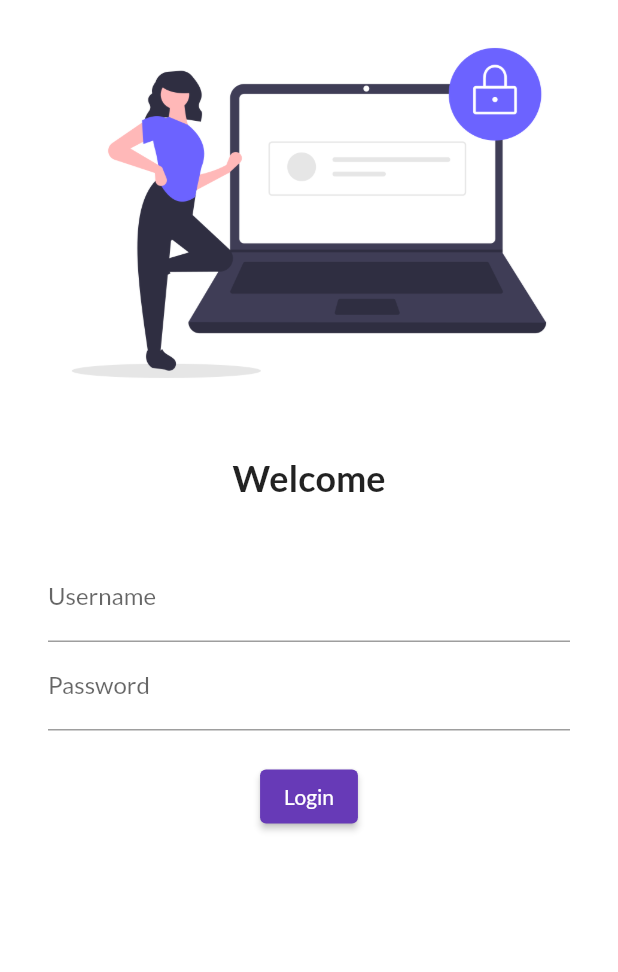
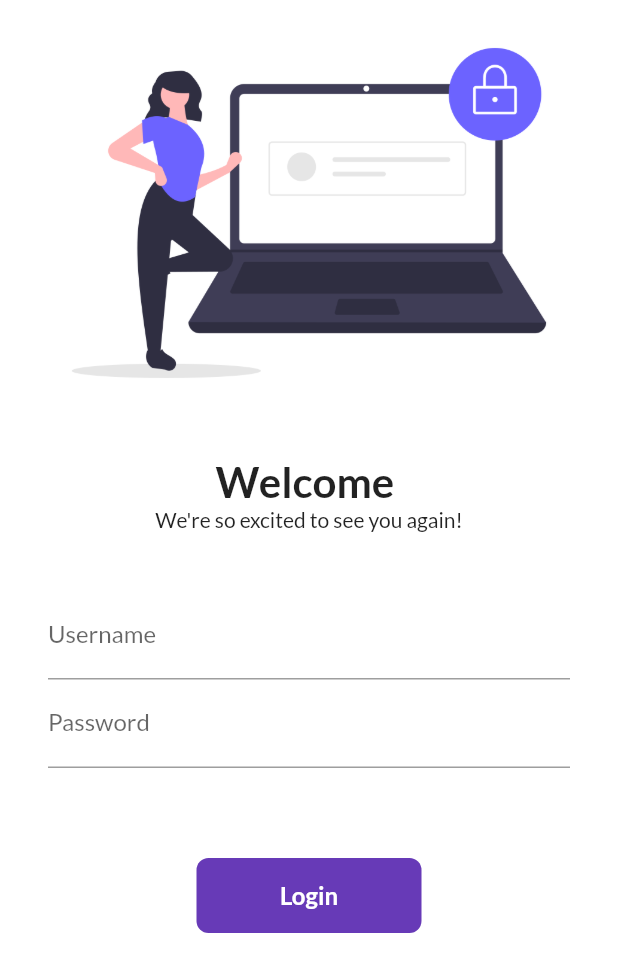
Before and after one commit to Chirag-Solanki6804/Flutter_catalog_app, a Flutter app: the screen it shows after launch, on a phone screen of 412 x 824 dp. Shown: the top 972 px of the screen. Run offline on Flutter 3.47's test engine with Material 2 defaults, Android fonts, the phone set to English and light mode, and no system bars; our stand-ins replace google_fonts.

Commit message:
day 6 completed

```diff
--- a/lib/main.dart
+++ b/lib/main.dart
@@ -1,5 +1,6 @@
 import 'package:catalog_app/pages/home_page.dart';
 import 'package:catalog_app/pages/login_page.dart';
+import 'package:catalog_app/utils/routes.dart';
 import 'package:flutter/material.dart';
 import 'package:google_fonts/google_fonts.dart';
 
@@ -21,8 +22,8 @@ class MyApp extends StatelessWidget {
       initialRoute: "/",
       routes: {
         "/": (context) => LoginPage(),
-        "/home": (context) => HomePage(),
-        "/login": (context) => LoginPage(),
+        myRoutes.homeRoute: (context) => HomePage(),
+        myRoutes.loginRoute: (context) => LoginPage(),
       },
     );
   }
--- a/lib/pages/login_page.dart
+++ b/lib/pages/login_page.dart
@@ -1,12 +1,21 @@
+import 'package:catalog_app/utils/routes.dart';
 import 'package:flutter/material.dart';
 
-class LoginPage extends StatelessWidget {
+class LoginPage extends StatefulWidget {
   const LoginPage({super.key});
 
+  @override
+  State<LoginPage> createState() => _LoginPageState();
+}
+
+class _LoginPageState extends State<LoginPage> {
+  String name = "";
+  bool changeButton = false;
   @override
   Widget build(BuildContext context) {
     return Material(
         color: Colors.white,
+        child: SingleChildScrollView(
           child: Column(
             children: [
               Image.asset(
@@ -17,18 +26,19 @@ class LoginPage extends StatelessWidget {
                 height: 20.0,
               ),
               Text(
-              "Welcome",
+                "Welcome $name",
                 style: TextStyle(
-                fontSize: 24,
+                  fontSize: 28,
                   fontWeight: FontWeight.bold,
                 ),
               ),
               SizedBox(
-              height: 20.0,
+                height: 40.0,
+                child: Text("We're so excited to see you again!"),
               ),
               Padding(
-              padding:
-                  const EdgeInsets.symmetric(vertical: 16.0, horizontal: 32.0),
+                padding: const EdgeInsets.symmetric(
+                    vertical: 16.0, horizontal: 32.0),
                 child: Column(
                   children: [
                     TextFormField(
@@ -36,6 +46,10 @@ class LoginPage extends StatelessWidget {
                         hintText: "Enter username",
                         labelText: "Username",
                       ),
+                      onChanged: ((value) {
+                        name = value;
+                        setState(() {});
+                      }),
                     ),
                     TextFormField(
                       obscureText: true,
@@ -45,18 +59,58 @@ class LoginPage extends StatelessWidget {
                       ),
                     ),
                     SizedBox(
-                    height: 20.0,
+                      height: 60.0,
                     ),
-                  ElevatedButton(
-                    child: Text("Login"),
-                    onPressed: () {
-                      print("Hii PRO Chirag Bro!!");
+
+                    InkWell(
+                      onTap: () async {
+                        setState(() {
+                          changeButton = true;
+                        });
+                        await Future.delayed(Duration(seconds: 1));
+                        Navigator.pushNamed(context, myRoutes.homeRoute);
                       },
+                      child: AnimatedContainer(
+                        duration: Duration(seconds: 1),
+                        width: changeButton ? 50 : 150,
+                        height: 50,
+                        alignment: Alignment.center,
+                        child: changeButton
+                            ? Icon(
+                                Icons.done,
+                                color: Colors.white,
+                              )
+                            : Text(
+                                "Login",
+                                style: TextStyle(
+                                  color: Colors.white,
+                                  fontSize: 16,
+                                  fontWeight: FontWeight.w600,
                                 ),
+                              ),
+                        decoration: BoxDecoration(
+                          color: Colors.deepPurple,
+                          // shape: changeButton
+                          //     ? BoxShape.circle
+                          //     : BoxShape.rectangle,
+                          borderRadius:
+                              BorderRadius.circular(changeButton ? 50 : 8),
+                        ),
+                      ),
+                    )
+
+                    // ElevatedButton(
+                    //   child: Text("Login"),
+                    //   style: TextButton.styleFrom(minimumSize: Size(150, 40)),
+                    //   onPressed: () {
+                    //     Navigator.pushNamed(context, myRoutes.homeRoute);
+                    //   },
+                    // ),
                   ],
                 ),
               )
             ],
+          ),
         ));
   }
 }
--- /dev/null
+++ b/lib/utils/routes.dart
@@ -0,0 +1,4 @@
+class myRoutes {
+  static String loginRoute = "/login";
+  static String homeRoute = "/home";
+}
```
Lines whose indentation alone changed are shown as unchanged.
